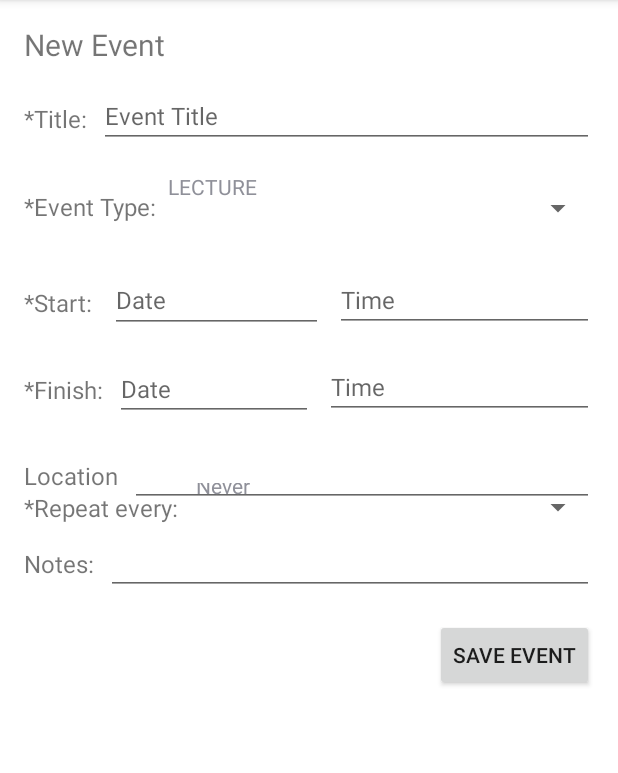
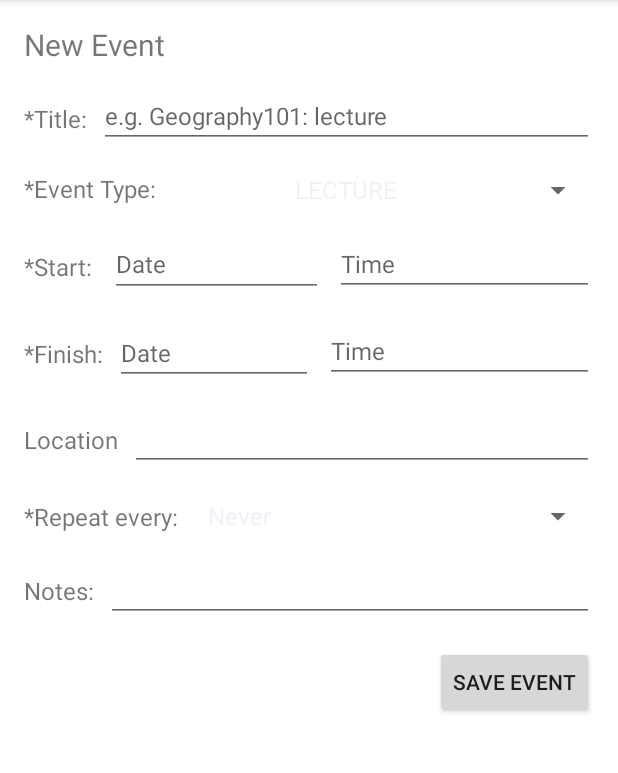
Before and after one commit to TheBaileyOne/FinalProject, an Android app: the fragment AddEvent placed in its activity, on a phone screen of 412 x 824 dp, the part 84-857 px from its top. Run offline under Robolectric (Android 15) with nearby library versions, the phone set to English and light mode, and no system bars; 8 statements that could not run were skipped.

Commit message:
add event + update subjects event view

```diff
--- a/app/src/main/java/com/example/studentlifeapp/activities/SubjectDetails.kt
+++ b/app/src/main/java/com/example/studentlifeapp/activities/SubjectDetails.kt
@@ -23,7 +23,7 @@ import kotlinx.android.synthetic.main.activity_subject_details.*
 import kotlinx.android.synthetic.main.subject_event_item_view.*
 import org.threeten.bp.format.DateTimeFormatter
 
-class SubjectEventsAdapter(private val events:List<Pair<String,List<Event>>>, val onItemClick: ((Pair<String,List<Event>>) -> Unit)?): RecyclerView.Adapter<SubjectEventsAdapter.SubjectEventsViewHolder>(){
+class SubjectEventsAdapter(private var events:List<Pair<String,List<Event>>>, val onItemClick: ((Pair<String,List<Event>>) -> Unit)?): RecyclerView.Adapter<SubjectEventsAdapter.SubjectEventsViewHolder>(){
 
     override fun onBindViewHolder(viewHolder: SubjectEventsViewHolder, position: Int) {
         viewHolder.bind(events[position])
@@ -55,12 +55,17 @@ class SubjectEventsAdapter(private val events:List<Pair<String,List<Event>>>, va
 
         }
     }
+    fun refreshList(newEvents: List<Pair<String, List<Event>>>){
+        events = newEvents
+        this.notifyDataSetChanged()
+
+    }
 }
 
 class SubjectDetails : AppCompatActivity(),AddEvent.OnEventSavedListener {
     //TODO:Finish implementing interface for communicating between fragment and activity
     private lateinit var recyclerView:RecyclerView
-    private lateinit var viewAdapter: RecyclerView.Adapter<*>
+    private lateinit var viewAdapter: SubjectEventsAdapter
     private lateinit var viewManager: RecyclerView.LayoutManager
     private lateinit var subject: Subject
     override fun onCreate(savedInstanceState: Bundle?) {
@@ -70,9 +75,10 @@ class SubjectDetails : AppCompatActivity(),AddEvent.OnEventSavedListener {
         subject = intent.getJsonExtra(Subject::class.java)
         //TODO: sort out animation for activity opening
         val events: MutableList<Event> = subject!!.events
-        events.sortBy { it.startTime }
-        val eventsMap = events.groupBy { it.title }
-        val eventsGroup = eventsMap.toList()
+        val eventsGroup = formatEvents(events)
+//        events.sortBy { it.startTime }
+//        val eventsMap = events.groupBy { it.title }
+//        val eventsGroup = eventsMap.toList()
         supportActionBar?.title = subject?.name
         supportActionBar?.setDisplayHomeAsUpEnabled(true)
 
@@ -107,8 +113,10 @@ class SubjectDetails : AppCompatActivity(),AddEvent.OnEventSavedListener {
 
     }
 
-    private fun addEvent(){
-
+    private fun formatEvents(events:MutableList<Event>):List<Pair<String,List<Event>>>{
+        events.sortBy { it.startTime }
+        val eventsMap = events.groupBy { it.eventId }
+        return eventsMap.toList()
     }
 
     private fun eventClicked(event:Pair<String,List<Event>>) {
@@ -139,7 +147,9 @@ class SubjectDetails : AppCompatActivity(),AddEvent.OnEventSavedListener {
 
     override fun onEventSaved(events: MutableList<Event>) {
         subject?.addEvents(events)
-        Toast.makeText(this, "${events.size} events added", Toast.LENGTH_SHORT)
+        Toast.makeText(this, "${events.size} events added", Toast.LENGTH_SHORT).show()
+        val eventsGroup = formatEvents(subject.events)
+        viewAdapter.refreshList(eventsGroup)
     }
 
 
--- a/app/src/main/java/com/example/studentlifeapp/data/Event.kt
+++ b/app/src/main/java/com/example/studentlifeapp/data/Event.kt
@@ -13,7 +13,8 @@ data class Event(
     val notifications: MutableList<LocalDateTime> = mutableListOf(startTime),
     val location: Location? = null,
     val note: String? = null,
-    val times: MutableList<LocalDateTime> = mutableListOf(startTime,endTime)
+    val times: MutableList<LocalDateTime> = mutableListOf(startTime,endTime),
+    val eventId: String = title
 ): Serializable
 {
     val colour: Int = setColour()
--- a/app/src/main/java/com/example/studentlifeapp/fragments/AddEvent.kt
+++ b/app/src/main/java/com/example/studentlifeapp/fragments/AddEvent.kt
@@ -7,6 +7,7 @@ import androidx.fragment.app.Fragment
 import android.view.LayoutInflater
 import android.view.View
 import android.view.ViewGroup
+import android.view.WindowManager
 import android.widget.*
 
 import com.example.studentlifeapp.R
@@ -26,7 +27,7 @@ class AddEvent(private val subjectEnd: LocalDateTime? = null) : Fragment() {
 
 
 
-    private lateinit var callback: OnEventSavedListener
+    internal lateinit var callback: OnEventSavedListener
 
     interface OnEventSavedListener{
         fun onEventSaved(events:MutableList<Event>)
@@ -44,18 +45,27 @@ class AddEvent(private val subjectEnd: LocalDateTime? = null) : Fragment() {
     lateinit var notes:String
     lateinit var eventType: EventType
     lateinit var durationValue: String
+    lateinit var eventId: String
 //    val repeatTimes:MutableList = mutableListOf<LocalDateTime>()
 //    lateinit var event:Event
     val events:MutableList<Event> = mutableListOf()
 
+    override fun onCreate(savedInstanceState: Bundle?) {
+        super.onCreate(savedInstanceState)
+        activity?.window?.setSoftInputMode(WindowManager.LayoutParams.SOFT_INPUT_ADJUST_RESIZE)
 
+    }
     override fun onCreateView(inflater: LayoutInflater, container: ViewGroup?, savedInstanceState: Bundle?): View? {
         val view = inflater.inflate(R.layout.fragment_add_event, container, false)
-
+        val nameText = view.findViewById<EditText>(R.id.add_event_name)
+        nameText.hint = "e.g. Geography101: lecture"
         //Event Type Spinner
         val spinner = view.findViewById<Spinner>(R.id.event_type_spinner)
         val values = enumValues<EventType>()
-        spinner?.adapter = ArrayAdapter(activity?.applicationContext!!, R.layout.support_simple_spinner_dropdown_item, values)
+        spinner?.adapter = ArrayAdapter(activity?.applicationContext!!, android.R.layout.simple_spinner_item, values).also { adapter ->
+            adapter.setDropDownViewResource(android.R.layout.simple_spinner_dropdown_item)
+            spinner.adapter = adapter
+        }
         spinner?.onItemSelectedListener = object:AdapterView.OnItemSelectedListener{
             override fun onNothingSelected(parent: AdapterView<*>?) {
                 TODO("Something to do with an error")
@@ -135,7 +145,10 @@ class AddEvent(private val subjectEnd: LocalDateTime? = null) : Fragment() {
         //Repeat Event a number of times
         val spinnerRep = view.findViewById<Spinner>(R.id.spinner_repeat)
         val repeatVal = arrayOf("Never","Days","Weeks","Months","Years")
-        spinnerRep?.adapter = ArrayAdapter(activity?.applicationContext!!, R.layout.support_simple_spinner_dropdown_item, repeatVal)
+        spinnerRep?.adapter = ArrayAdapter(activity?.applicationContext!!, android.R.layout.simple_spinner_item, repeatVal).also { adapter ->
+            adapter.setDropDownViewResource(android.R.layout.simple_spinner_dropdown_item)
+            spinnerRep.adapter = adapter
+        }
         spinnerRep?.onItemSelectedListener = object:AdapterView.OnItemSelectedListener{
             override fun onNothingSelected(parent: AdapterView<*>?) {
                 TODO("Something to do with an error")
@@ -154,8 +167,7 @@ class AddEvent(private val subjectEnd: LocalDateTime? = null) : Fragment() {
         view.button_add_event.setOnClickListener{
             addEvent()
 //            Toast.makeText(context,"Event Saved", Toast.LENGTH_SHORT)
-            callback.onEventSaved(events)
-            this.activity?.onBackPressed()
+
         }
 
         return view
@@ -170,17 +182,19 @@ class AddEvent(private val subjectEnd: LocalDateTime? = null) : Fragment() {
     }
 
     private fun addEvent(){
-        if(add_event_name.text == null || add_event_date.text == null ||
-            add_event_time == null || add_event_end_date == null || add_event_time_end == null ||
-            (add_event_repeat_num == null && durationValue != "never")){
-            Toast.makeText(context,"Please fill in all compulsory fields",Toast.LENGTH_SHORT)
+        if(add_event_name.text.isEmpty()|| add_event_date.text.isEmpty() ||
+            add_event_time.text.isEmpty() || add_event_end_date.text.isEmpty() || add_event_time_end.text.isEmpty() ||
+            (add_event_repeat_num.text.isEmpty() && durationValue != "never")){
+            Toast.makeText(context,"Please fill in all compulsory fields",Toast.LENGTH_SHORT).show()
         }else{
+
             val formatter = DateTimeFormatter.ofPattern("dd MMM, yyyy HH:mm")
             eventName = add_event_name.text.toString()
             eventStartTime = LocalDateTime.parse("${add_event_date.text} ${add_event_time.text}",formatter)
             eventEndTime = LocalDateTime.parse("${add_event_end_date.text} ${add_event_time_end.text}",formatter)
             notes = add_event_notes.text.toString()
-            var event = Event(eventName,eventType,eventStartTime,eventEndTime,note=notes)
+            eventId = "${eventType.name}: ${eventName}"
+            var event = Event(eventName,eventType,eventStartTime,eventEndTime,note=notes, eventId=eventId)
             events.add(event)
 
 
@@ -203,11 +217,29 @@ class AddEvent(private val subjectEnd: LocalDateTime? = null) : Fragment() {
                         newEnd = newStart.plusHours(eventLength)
                         events.add(events[count].copy(startTime = newStart, endTime = newEnd))
                         count++
+                        if (events[count].startTime.isAfter(subjectEnd)){
+                            events.removeAt(count)
+                        }
                     }while(newStart.isBefore(subjectEnd))
+//                    do {
+//                        newStart = when(durationValue){
+//                            "Days" -> events[count].startTime.plusDays(durationNumber)
+//                            "Weeks" -> events[count].startTime.plusWeeks(durationNumber)
+//                            "Months" -> events[count].startTime.plusMonths(durationNumber)
+//                            "Years" -> events[count].startTime.plusYears(durationNumber)
+//                            else -> throw Exception("Invalid repeat variable")
+//                        }
+//                        newEnd = newStart.plusHours(eventLength)
+//                        events.add(events[count].copy(startTime = newStart, endTime = newEnd))
+//                        count++
+//                    }while(newStart.isBefore(subjectEnd))
                 }
             }
+            callback.onEventSaved(events)
+            this.activity?.onBackPressed()
         }
     }
+
 
 
 
--- a/app/src/main/res/layout/fragment_add_event.xml
+++ b/app/src/main/res/layout/fragment_add_event.xml
@@ -66,7 +66,8 @@
         app:layout_constraintEnd_toEndOf="parent"
         app:layout_constraintHorizontal_bias="1.0"
         app:layout_constraintStart_toEndOf="@+id/textView"
-        app:layout_constraintTop_toBottomOf="@+id/add_event_name" />
+        app:layout_constraintTop_toBottomOf="@+id/add_event_name"
+        android:textAlignment="center"/>
 
     <TextView
         android:id="@+id/textView4"
@@ -182,9 +183,9 @@
         android:layout_marginStart="16dp"
         android:text="*Repeat every: "
         android:textSize="16sp"
-        app:layout_constraintBottom_toBottomOf="@+id/add_event_repeat_num"
+        app:layout_constraintBottom_toBottomOf="@+id/spinner_repeat"
         app:layout_constraintStart_toStartOf="parent"
-        app:layout_constraintTop_toTopOf="@+id/add_event_repeat_num" />
+        app:layout_constraintTop_toTopOf="@+id/spinner_repeat" />
 
     <EditText
         android:id="@+id/add_event_repeat_num"
@@ -200,13 +201,15 @@
     <Spinner
         android:id="@+id/spinner_repeat"
         android:layout_width="0dp"
-        android:layout_height="32dp"
+        android:layout_height="wrap_content"
         android:layout_marginStart="8dp"
+        android:layout_marginTop="18dp"
         android:layout_marginEnd="16dp"
-        app:layout_constraintBottom_toBottomOf="@+id/add_event_repeat_num"
+        android:layout_marginBottom="18dp"
+        app:layout_constraintBottom_toTopOf="@+id/add_event_notes"
         app:layout_constraintEnd_toEndOf="parent"
         app:layout_constraintStart_toEndOf="@+id/add_event_repeat_num"
-        app:layout_constraintTop_toTopOf="@+id/add_event_repeat_num" />
+        app:layout_constraintTop_toBottomOf="@+id/add_event_location" />
 
     <TextView
         android:id="@+id/textView8"
@@ -228,11 +231,11 @@
         android:layout_marginEnd="16dp"
         android:gravity="start|top"
         android:inputType="textMultiLine"
+        android:maxLines="3"
         android:textSize="16sp"
-        android:maxLines="3"
         app:layout_constraintEnd_toEndOf="parent"
         app:layout_constraintStart_toEndOf="@+id/textView8"
-        app:layout_constraintTop_toBottomOf="@+id/add_event_repeat_num" />
+        app:layout_constraintTop_toBottomOf="@+id/spinner_repeat" />
 
     <Button
         android:id="@+id/button_add_event"
```
